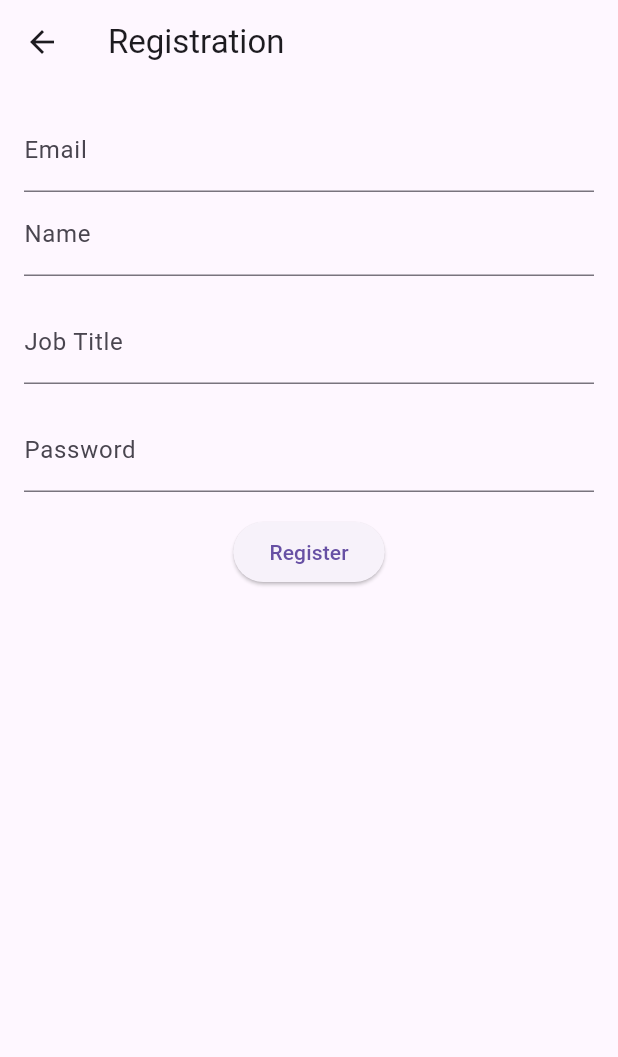
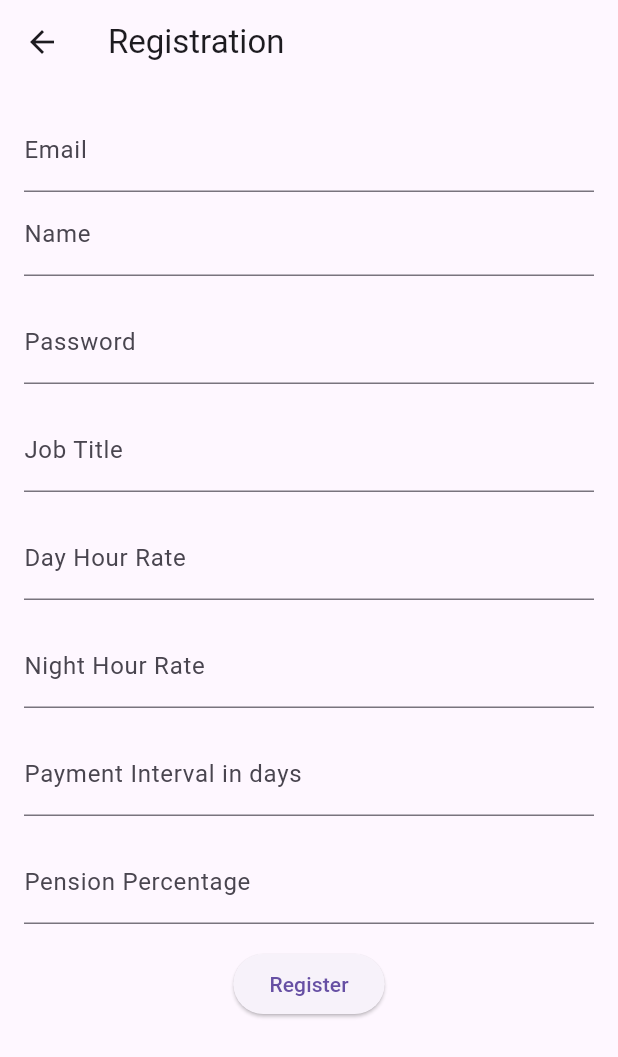
Before and after one commit to ligamt15/work_scheduler, a Flutter app: the RegistrationPage screen opened by its route, on a phone screen of 412 x 824 dp. Shown: the top 1057 px of the screen. Run offline on Flutter 3.47's test engine with Material 3 defaults, Android fonts, the phone set to English and light mode, and no system bars; our stand-ins replace cloud_firestore, firebase_auth, firebase_core, table_calendar; accounts and stored records are empty.

Commit message:
Fix registration

```diff
--- a/lib/screens/homepage.dart
+++ b/lib/screens/homepage.dart
@@ -131,13 +131,10 @@ Future<List<Worker>> fetchWorkerFromDatabase() async {
 
     final Map<String, dynamic>? data = snapshot.data();
     if (data != null) {
-      // Создаем экземпляр Worker из данных снимка
       final worker = Worker.fromMap(data);
 
-      // Добавляем созданный экземпляр Worker в список workers
       List<Worker> workers = [worker];
 
-      // Возвращаем список workers
       return workers;
     } else {
       print('Документ не найден');
--- a/lib/screens/registration.dart
+++ b/lib/screens/registration.dart
@@ -16,6 +16,12 @@ class RegistrationPageState extends State<RegistrationPage> {
   final TextEditingController _passwordController = TextEditingController();
   final TextEditingController _nameController = TextEditingController();
   final TextEditingController _positionController = TextEditingController();
+  final TextEditingController _dayHourRate = TextEditingController();
+
+  final TextEditingController _nightHourRate = TextEditingController();
+  final TextEditingController _paymentIntervalDays = TextEditingController();
+  final TextEditingController _pensionPercentage = TextEditingController();
+
   final FirebaseFirestore _db = FirebaseFirestore.instance;
 
   Future<void> _registerUser() async {
@@ -28,6 +34,15 @@ class RegistrationPageState extends State<RegistrationPage> {
       await _db.collection('workers').doc(userCredential.user?.uid).set({
         'name': _nameController.text,
         'position': _positionController.text,
+        'countProbablyWorkDate': 0,
+        'countWorkDate': 0,
+        'currency': '£',
+        'dayHourRate': int.parse(_dayHourRate.text),
+        'nightHourRate': int.parse(_nightHourRate.text),
+        'nextPaymentDate': '',
+        'paymentIntervalDays': int.parse(_paymentIntervalDays.text),
+        'pensionPercentage': int.parse(_pensionPercentage.text),
+        'workDate': [{}],
       });
       await Navigator.of(context).pushNamedAndRemoveUntil(
         homeRoute,
@@ -61,7 +76,8 @@ class RegistrationPageState extends State<RegistrationPage> {
       appBar: AppBar(
         title: const Text('Registration'),
       ),
-      body: Padding(
+      body: SingleChildScrollView(
+        child: Padding(
           padding: const EdgeInsets.all(16.0),
           child: Column(
             children: [
@@ -79,6 +95,14 @@ class RegistrationPageState extends State<RegistrationPage> {
               ),
               const SizedBox(height: 16.0),
               TextField(
+                controller: _passwordController,
+                decoration: const InputDecoration(
+                  labelText: 'Password',
+                ),
+                obscureText: true,
+              ),
+              const SizedBox(height: 16.0),
+              TextField(
                 controller: _positionController,
                 decoration: const InputDecoration(
                   labelText: 'Job Title',
@@ -86,11 +110,32 @@ class RegistrationPageState extends State<RegistrationPage> {
               ),
               const SizedBox(height: 16.0),
               TextField(
-              controller: _passwordController,
+                controller: _dayHourRate,
                 decoration: const InputDecoration(
-                labelText: 'Password',
+                  labelText: 'Day Hour Rate',
                 ),
-              obscureText: true,
+                keyboardType: TextInputType.number,
+              ),
+              const SizedBox(height: 16.0),
+              TextField(
+                controller: _nightHourRate,
+                decoration: const InputDecoration(
+                  labelText: 'Night Hour Rate',
+                ),
+              ),
+              const SizedBox(height: 16.0),
+              TextField(
+                controller: _paymentIntervalDays,
+                decoration: const InputDecoration(
+                  labelText: 'Payment Interval in days',
+                ),
+              ),
+              const SizedBox(height: 16.0),
+              TextField(
+                controller: _pensionPercentage,
+                decoration: const InputDecoration(
+                  labelText: 'Pension Percentage',
+                ),
               ),
               const SizedBox(height: 16.0),
               ElevatedButton(
@@ -100,6 +145,7 @@ class RegistrationPageState extends State<RegistrationPage> {
             ],
           ),
         ),
+      ),
     );
   }
 }
```
Lines whose indentation alone changed are shown as unchanged.
